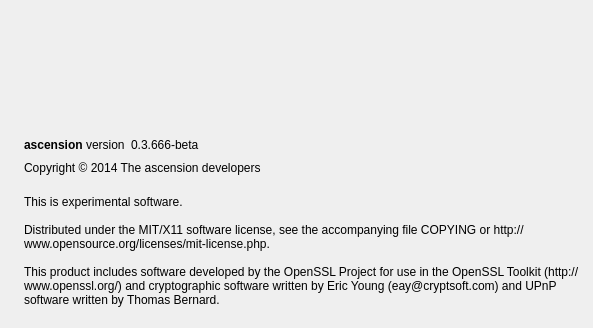
The window that src/qt/forms/aboutdialog.ui (ascensioncoin/AscensionCoin) describes before a commit, drawn with Qt 5; both pictures show x 0 to 593 and y 0 to 328 of the 593 by 470 pixel window.
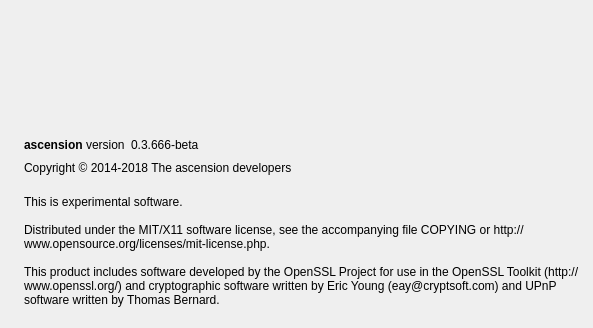
The same window after the commit. Icons and pictures are not drawn.

Commit message: Use Ascension chain params

```diff
--- a/src/qt/forms/aboutdialog.ui
+++ b/src/qt/forms/aboutdialog.ui
@@ -310,7 +310,7 @@
         <cursorShape>IBeamCursor</cursorShape>
        </property>
        <property name="text">
-        <string>Copyright © 2014 The ascension developers</string>
+        <string>Copyright © 2014-2018 The ascension developers</string>
        </property>
        <property name="textInteractionFlags">
         <set>Qt::LinksAccessibleByMouse|Qt::TextSelectableByKeyboard|Qt::TextSelectableByMouse</set>
```
The commit also changes 50 other files.
